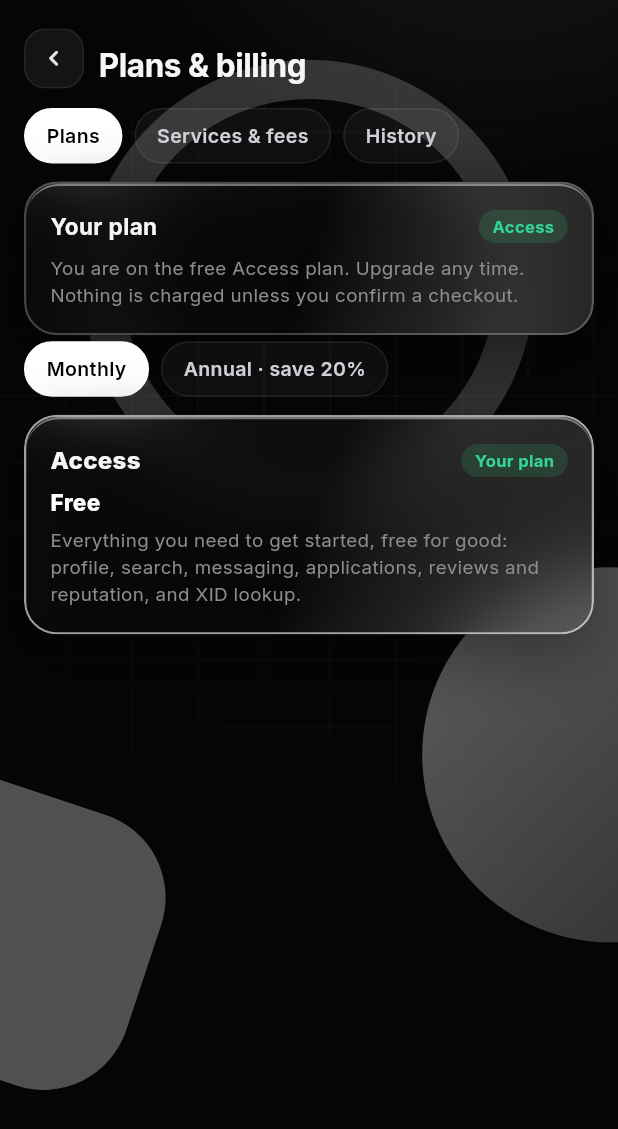
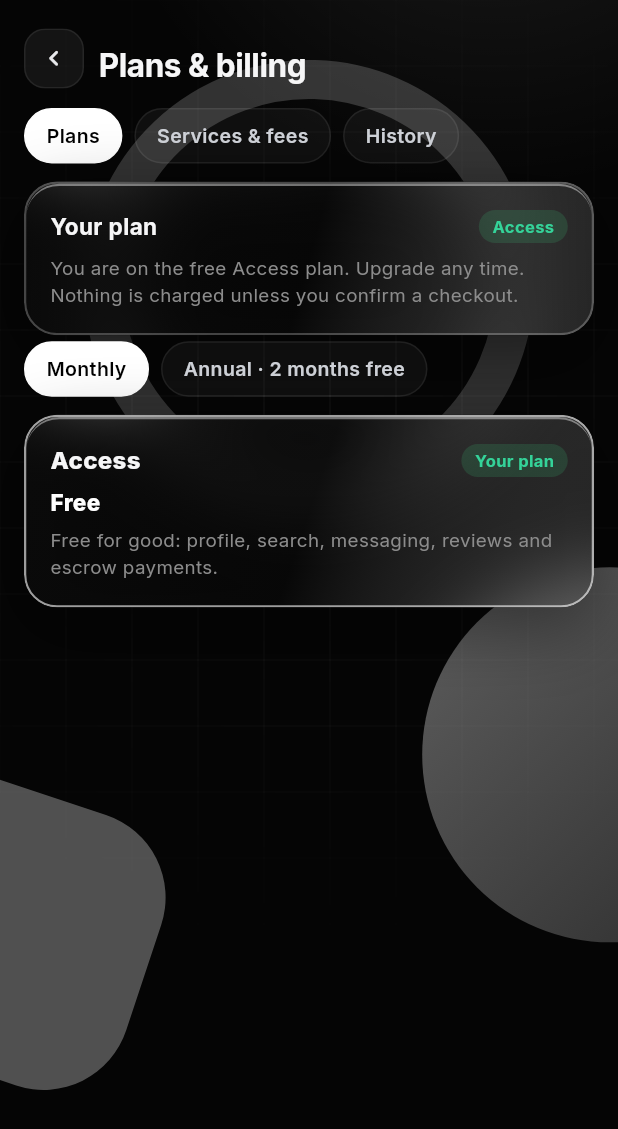
Before and after one commit to edstudios73-svg/baid-x-mobile-, a Flutter app: the PlansBillingScreen screen opened by its route, on a phone screen of 412 x 824 dp. Shown: the top 1129 px of the screen. Run offline on Flutter 3.47's test engine with Material 3 defaults, Android fonts, the phone set to English and light mode, and no system bars; our stand-ins replace cached_network_image, connectivity_plus, file_picker, flutter_riverpod, flutter_secure_storage, go_router and 1 more; missing offline and left inert: pointycastle; accounts and stored records are empty; network calls fail.

Commit message:
feat(billing): new plan prices, free-plan limits, no trial
- Plans screen: 'Annual · 2 months free', each plan card lists what it includes, and the free
  Access card states its limits for the account type (5 applications a month for workers,
  1 open job post for clients and companies)
- Database messages such as the free-plan limits now reach the member instead of a generic
  error (friendlyError maps through ErrorHandler)

Co-Authored-By: Claude Opus 5.5 <noreply@anthropic.com>
Claude-Session: https://claude.ai/code/session_01MX2saYVHC1yBKdkejr2JWq

```diff
--- a/lib/core/errors/error_handler.dart
+++ b/lib/core/errors/error_handler.dart
@@ -76,6 +76,8 @@ abstract final class ErrorHandler {
 
   static String? _sharedMessage(String message) {
     final text = message.toLowerCase();
+    // the free-plan limits (database checks) already speak to the member: show them as written
+    if (text.contains('the free plan includes')) return message;
     if (text.contains('already set')) {
       return 'This account already has a type.';
     }
--- a/lib/features/account/presentation/account_sheets.dart
+++ b/lib/features/account/presentation/account_sheets.dart
@@ -6,6 +6,7 @@ import 'package:supabase_flutter/supabase_flutter.dart' show AuthException, User
 import '../../../core/config/supabase_config.dart';
 import '../../../core/constants/app_routes.dart';
 import '../../../core/errors/app_exception.dart';
+import '../../../core/errors/error_handler.dart';
 import '../../../core/theme/app_colors.dart';
 import '../../../core/utils/validators.dart';
 import '../../../shared/providers/app_providers.dart';
@@ -56,7 +57,8 @@ Future<void> showGlassSheet(BuildContext context, {required String title, requir
 String friendlyError(Object e) => switch (e) {
       AppException(:final message) => message,
       AuthException(:final message) => message,
-      _ => 'Something went wrong. Check your connection and try again.',
+      // database and network errors get the same plain wording as the rest of the app
+      _ => ErrorHandler.toAppException(e).message,
     };
 
 void toast(BuildContext context, String text) {
--- a/lib/features/account/presentation/profile_pages_b.dart
+++ b/lib/features/account/presentation/profile_pages_b.dart
@@ -101,18 +101,19 @@ class _BillingScreenState extends ConsumerState<PlansBillingScreen> {
           ],
         ]),
       ),
-      DashSegs(items: const [('monthly', 'Monthly'), ('annual', 'Annual · save 20%')], active: _interval, onTap: (k) => setState(() => _interval = k)),
+      DashSegs(items: const [('monthly', 'Monthly'), ('annual', 'Annual · 2 months free')], active: _interval, onTap: (k) => setState(() => _interval = k)),
       if (open) Note('Founding member prices are open. ${total - claimed} places left. Your price stays the same for 12 months from your start date.', icon: Icons.star_border_rounded),
-      _planCard('Access', 'Free', 'Everything you need to get started, free for good: profile, search, messaging, applications, reviews and reputation, and XID lookup.', current: cur == 'access'),
+      _planCard('Access', 'Free', accessPlanText('${b.plans.firstOrNull?['role'] ?? ''}'), current: cur == 'access'),
       for (final t in tiers)
         () {
           final std = find(t, false), f = open ? find(t, true) : null, show = f ?? std;
           if (show == null) return const SizedBox.shrink();
           final caps = (std?['capacity_limits'] is Map ? (std!['capacity_limits'] as Map) : const {}).entries.map((e) => '${e.value} ${_cap[e.key] ?? prettyText(e.key)}').toList();
+          final perks = [for (final b in (std?['metadata'] is Map && std!['metadata']['benefits'] is List ? std['metadata']['benefits'] as List : const [])) if (b is Map && b['t'] is String) b['t'] as String];
           return _planCard(
             _tierName[t]!,
             '${cedi(show['price_minor'], show['currency'])} per ${_interval == 'monthly' ? 'month' : 'year'}',
-            caps.join(' · '),
+            [...perks, ...caps].join(' · '),
             current: cur == t,
             was: f != null && std != null ? cedi(std['price_minor'], std['currency']) : null,
             action: cur == t ? null : SmallButton(cur == 'access' ? 'Choose ${_tierName[t]}' : 'Switch to ${_tierName[t]}', onPressed: () => _checkout(show)),
@@ -1027,3 +1028,11 @@ class _OrgDetailScreenState extends ConsumerState<OrgDetailScreen> {
     );
   }
 }
+
+/// What the free Access plan includes for each account type; the limits are checked by the
+/// database (supabase/phase20_pricing_v2.sql on the website) and match js/billing.js.
+String accessPlanText(String role) => switch (role) {
+      'worker' => 'Free for good: profile, search, messaging, reviews, escrow payments and 5 job applications a month.',
+      'company' || 'individual-employer' => 'Free for good: profile, search, messaging, reviews, escrow payments and 1 open job post at a time.',
+      _ => 'Free for good: profile, search, messaging, reviews and escrow payments.',
+    };
```
Also changed, not shown: 2 other files.
